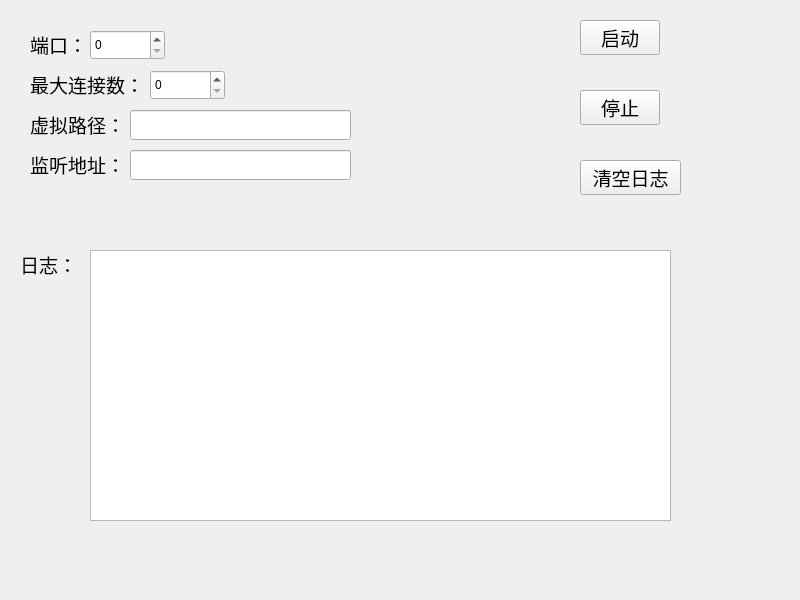
Qt form computer_network/lib1 socket/widget.ui (pauvrepetit/HUST) before a commit.
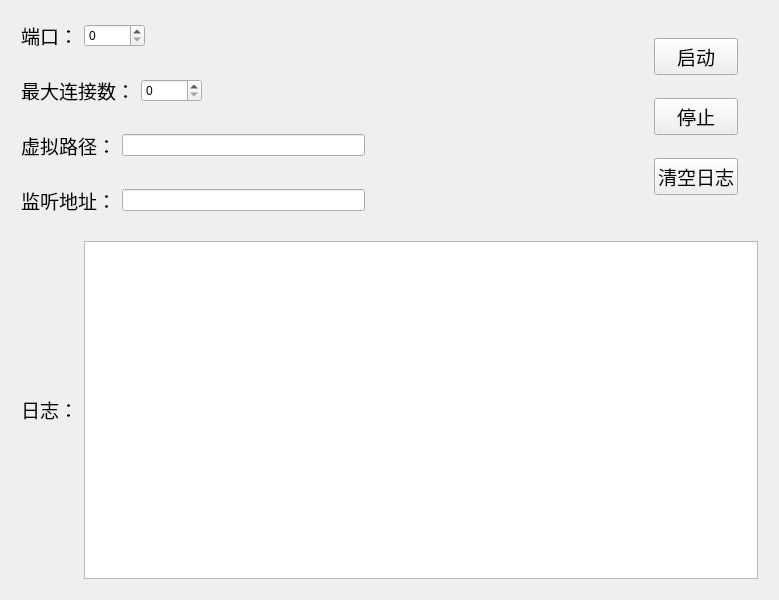
The same form after that commit.

Commit message: 修改UI

Diff of the .ui file:
```diff
--- a/computer_network/lib1 socket/widget.ui
+++ b/computer_network/lib1 socket/widget.ui
@@ -6,73 +6,196 @@
    <rect>
     <x>0</x>
     <y>0</y>
-    <width>800</width>
+    <width>779</width>
     <height>600</height>
    </rect>
   </property>
+  <property name="sizePolicy">
+   <sizepolicy hsizetype="Preferred" vsizetype="Preferred">
+    <horstretch>0</horstretch>
+    <verstretch>0</verstretch>
+   </sizepolicy>
+  </property>
   <property name="windowTitle">
    <string>Widget</string>
   </property>
-  <widget class="QLabel" name="portLabel">
-   <property name="geometry">
-    <rect>
-     <x>30</x>
-     <y>30</y>
-     <width>60</width>
-     <height>30</height>
-    </rect>
+  <layout class="QGridLayout" name="gridLayout">
+   <item row="4" column="0" colspan="2">
+    <layout class="QHBoxLayout" name="horizontalLayout_5">
+     <property name="sizeConstraint">
+      <enum>QLayout::SetDefaultConstraint</enum>
+     </property>
+     <property name="leftMargin">
+      <number>10</number>
+     </property>
+     <property name="topMargin">
+      <number>10</number>
+     </property>
+     <property name="rightMargin">
+      <number>10</number>
+     </property>
+     <property name="bottomMargin">
+      <number>10</number>
+     </property>
+     <item>
+      <widget class="QLabel" name="logLabel">
+       <property name="enabled">
+        <bool>true</bool>
    </property>
    <property name="text">
-    <string>&lt;html&gt;&lt;head/&gt;&lt;body&gt;&lt;p&gt;&lt;span style=&quot; font-size:14pt;&quot;&gt;端口：&lt;/span&gt;&lt;/p&gt;&lt;/body&gt;&lt;/html&gt;</string>
-   </property>
-  </widget>
-  <widget class="QSpinBox" name="portNum">
-   <property name="geometry">
-    <rect>
-     <x>90</x>
-     <y>30</y>
-     <width>75</width>
-     <height>30</height>
-    </rect>
-   </property>
-   <property name="maximum">
-    <number>65535</number>
-   </property>
-  </widget>
+        <string>&lt;html&gt;&lt;head/&gt;&lt;body&gt;&lt;p&gt;&lt;span style=&quot; font-size:14pt;&quot;&gt;日志：&lt;/span&gt;&lt;/p&gt;&lt;/body&gt;&lt;/html&gt;</string>
+       </property>
+      </widget>
+     </item>
+     <item>
+      <widget class="QTextBrowser" name="log">
+       <property name="enabled">
+        <bool>true</bool>
+       </property>
+       <property name="sizePolicy">
+        <sizepolicy hsizetype="Expanding" vsizetype="Expanding">
+         <horstretch>8</horstretch>
+         <verstretch>8</verstretch>
+        </sizepolicy>
+       </property>
+       <property name="focusPolicy">
+        <enum>Qt::ClickFocus</enum>
+       </property>
+      </widget>
+     </item>
+    </layout>
+   </item>
+   <item row="1" column="0">
+    <layout class="QHBoxLayout" name="horizontalLayout_2">
+     <property name="leftMargin">
+      <number>10</number>
+     </property>
+     <property name="topMargin">
+      <number>10</number>
+     </property>
+     <property name="rightMargin">
+      <number>10</number>
+     </property>
+     <property name="bottomMargin">
+      <number>10</number>
+     </property>
+     <item>
   <widget class="QLabel" name="maxConnNumLabel">
-   <property name="geometry">
-    <rect>
-     <x>30</x>
-     <y>70</y>
-     <width>120</width>
-     <height>30</height>
-    </rect>
+       <property name="sizePolicy">
+        <sizepolicy hsizetype="Fixed" vsizetype="Fixed">
+         <horstretch>0</horstretch>
+         <verstretch>0</verstretch>
+        </sizepolicy>
    </property>
    <property name="text">
     <string>&lt;html&gt;&lt;head/&gt;&lt;body&gt;&lt;p&gt;&lt;span style=&quot; font-size:14pt;&quot;&gt;最大连接数：&lt;/span&gt;&lt;/p&gt;&lt;/body&gt;&lt;/html&gt;</string>
    </property>
   </widget>
+     </item>
+     <item>
   <widget class="QSpinBox" name="maxConnNum">
-   <property name="geometry">
-    <rect>
-     <x>150</x>
-     <y>70</y>
-     <width>75</width>
-     <height>30</height>
-    </rect>
+       <property name="sizePolicy">
+        <sizepolicy hsizetype="Fixed" vsizetype="Fixed">
+         <horstretch>0</horstretch>
+         <verstretch>0</verstretch>
+        </sizepolicy>
    </property>
    <property name="maximum">
     <number>65535</number>
    </property>
   </widget>
+     </item>
+     <item>
+      <spacer name="horizontalSpacer_2">
+       <property name="orientation">
+        <enum>Qt::Horizontal</enum>
+       </property>
+       <property name="sizeHint" stdset="0">
+        <size>
+         <width>40</width>
+         <height>20</height>
+        </size>
+       </property>
+      </spacer>
+     </item>
+    </layout>
+   </item>
+   <item row="0" column="0">
+    <layout class="QHBoxLayout" name="horizontalLayout">
+     <property name="leftMargin">
+      <number>10</number>
+     </property>
+     <property name="topMargin">
+      <number>10</number>
+     </property>
+     <property name="rightMargin">
+      <number>10</number>
+     </property>
+     <property name="bottomMargin">
+      <number>10</number>
+     </property>
+     <item>
+      <widget class="QLabel" name="portLabel">
+       <property name="sizePolicy">
+        <sizepolicy hsizetype="Fixed" vsizetype="Fixed">
+         <horstretch>0</horstretch>
+         <verstretch>0</verstretch>
+        </sizepolicy>
+       </property>
+       <property name="text">
+        <string>&lt;html&gt;&lt;head/&gt;&lt;body&gt;&lt;p&gt;&lt;span style=&quot; font-size:14pt;&quot;&gt;端口：&lt;/span&gt;&lt;/p&gt;&lt;/body&gt;&lt;/html&gt;</string>
+       </property>
+      </widget>
+     </item>
+     <item>
+      <widget class="QSpinBox" name="portNum">
+       <property name="sizePolicy">
+        <sizepolicy hsizetype="Fixed" vsizetype="Fixed">
+         <horstretch>0</horstretch>
+         <verstretch>0</verstretch>
+        </sizepolicy>
+       </property>
+       <property name="maximum">
+        <number>65535</number>
+       </property>
+      </widget>
+     </item>
+     <item>
+      <spacer name="horizontalSpacer">
+       <property name="orientation">
+        <enum>Qt::Horizontal</enum>
+       </property>
+       <property name="sizeHint" stdset="0">
+        <size>
+         <width>40</width>
+         <height>20</height>
+        </size>
+       </property>
+      </spacer>
+     </item>
+    </layout>
+   </item>
+   <item row="0" column="1" rowspan="4">
+    <layout class="QVBoxLayout" name="verticalLayout">
+     <property name="leftMargin">
+      <number>30</number>
+     </property>
+     <property name="topMargin">
+      <number>10</number>
+     </property>
+     <property name="rightMargin">
+      <number>30</number>
+     </property>
+     <property name="bottomMargin">
+      <number>10</number>
+     </property>
+     <item>
   <widget class="QPushButton" name="startButton">
-   <property name="geometry">
-    <rect>
-     <x>580</x>
-     <y>20</y>
-     <width>80</width>
-     <height>35</height>
-    </rect>
+       <property name="sizePolicy">
+        <sizepolicy hsizetype="Preferred" vsizetype="Fixed">
+         <horstretch>0</horstretch>
+         <verstretch>0</verstretch>
+        </sizepolicy>
    </property>
    <property name="font">
     <font>
@@ -83,14 +206,14 @@
     <string>启动</string>
    </property>
   </widget>
+     </item>
+     <item>
   <widget class="QPushButton" name="stopButton">
-   <property name="geometry">
-    <rect>
-     <x>580</x>
-     <y>90</y>
-     <width>80</width>
-     <height>35</height>
-    </rect>
+       <property name="sizePolicy">
+        <sizepolicy hsizetype="Preferred" vsizetype="Fixed">
+         <horstretch>0</horstretch>
+         <verstretch>0</verstretch>
+        </sizepolicy>
    </property>
    <property name="font">
     <font>
@@ -101,99 +224,128 @@
     <string>停止</string>
    </property>
   </widget>
+     </item>
+     <item>
+      <widget class="QPushButton" name="clearLogButton">
+       <property name="sizePolicy">
+        <sizepolicy hsizetype="Preferred" vsizetype="Fixed">
+         <horstretch>0</horstretch>
+         <verstretch>0</verstretch>
+        </sizepolicy>
+       </property>
+       <property name="font">
+        <font>
+         <pointsize>14</pointsize>
+        </font>
+       </property>
+       <property name="focusPolicy">
+        <enum>Qt::ClickFocus</enum>
+       </property>
+       <property name="text">
+        <string>清空日志</string>
+       </property>
+      </widget>
+     </item>
+    </layout>
+   </item>
+   <item row="2" column="0">
+    <layout class="QHBoxLayout" name="horizontalLayout_3">
+     <property name="leftMargin">
+      <number>10</number>
+     </property>
+     <property name="topMargin">
+      <number>10</number>
+     </property>
+     <property name="rightMargin">
+      <number>10</number>
+     </property>
+     <property name="bottomMargin">
+      <number>10</number>
+     </property>
+     <item>
   <widget class="QLabel" name="virtualPathLabel">
-   <property name="geometry">
-    <rect>
-     <x>30</x>
-     <y>110</y>
-     <width>100</width>
-     <height>30</height>
-    </rect>
+       <property name="sizePolicy">
+        <sizepolicy hsizetype="Fixed" vsizetype="Fixed">
+         <horstretch>0</horstretch>
+         <verstretch>0</verstretch>
+        </sizepolicy>
    </property>
    <property name="text">
     <string>&lt;html&gt;&lt;head/&gt;&lt;body&gt;&lt;p&gt;&lt;span style=&quot; font-size:14pt;&quot;&gt;虚拟路径：&lt;/span&gt;&lt;/p&gt;&lt;/body&gt;&lt;/html&gt;</string>
    </property>
   </widget>
+     </item>
+     <item>
   <widget class="QLineEdit" name="virtualPath">
-   <property name="geometry">
-    <rect>
-     <x>130</x>
-     <y>110</y>
-     <width>221</width>
-     <height>30</height>
-    </rect>
-   </property>
-  </widget>
-  <widget class="QTextBrowser" name="log">
-   <property name="enabled">
-    <bool>true</bool>
-   </property>
-   <property name="geometry">
-    <rect>
-     <x>90</x>
-     <y>250</y>
-     <width>581</width>
-     <height>271</height>
-    </rect>
-   </property>
-  </widget>
-  <widget class="QLabel" name="logLabel">
-   <property name="enabled">
-    <bool>true</bool>
-   </property>
-   <property name="geometry">
-    <rect>
-     <x>20</x>
-     <y>250</y>
-     <width>60</width>
-     <height>30</height>
-    </rect>
-   </property>
-   <property name="text">
-    <string>&lt;html&gt;&lt;head/&gt;&lt;body&gt;&lt;p&gt;&lt;span style=&quot; font-size:14pt;&quot;&gt;日志：&lt;/span&gt;&lt;/p&gt;&lt;/body&gt;&lt;/html&gt;</string>
-   </property>
-  </widget>
+       <property name="sizePolicy">
+        <sizepolicy hsizetype="Expanding" vsizetype="Fixed">
+         <horstretch>0</horstretch>
+         <verstretch>0</verstretch>
+        </sizepolicy>
+       </property>
+      </widget>
+     </item>
+     <item>
+      <spacer name="horizontalSpacer_3">
+       <property name="orientation">
+        <enum>Qt::Horizontal</enum>
+       </property>
+       <property name="sizeHint" stdset="0">
+        <size>
+         <width>40</width>
+         <height>20</height>
+        </size>
+       </property>
+      </spacer>
+     </item>
+    </layout>
+   </item>
+   <item row="3" column="0">
+    <layout class="QHBoxLayout" name="horizontalLayout_4">
+     <property name="leftMargin">
+      <number>10</number>
+     </property>
+     <property name="topMargin">
+      <number>10</number>
+     </property>
+     <property name="rightMargin">
+      <number>10</number>
+     </property>
+     <property name="bottomMargin">
+      <number>10</number>
+     </property>
+     <item>
   <widget class="QLabel" name="listenAddrLabel">
-   <property name="geometry">
-    <rect>
-     <x>30</x>
-     <y>150</y>
-     <width>100</width>
-     <height>30</height>
-    </rect>
+       <property name="sizePolicy">
+        <sizepolicy hsizetype="Fixed" vsizetype="Fixed">
+         <horstretch>0</horstretch>
+         <verstretch>0</verstretch>
+        </sizepolicy>
    </property>
    <property name="text">
     <string>&lt;html&gt;&lt;head/&gt;&lt;body&gt;&lt;p&gt;&lt;span style=&quot; font-size:14pt;&quot;&gt;监听地址：&lt;/span&gt;&lt;/p&gt;&lt;/body&gt;&lt;/html&gt;</string>
    </property>
   </widget>
-  <widget class="QLineEdit" name="listenAddr">
-   <property name="geometry">
-    <rect>
-     <x>130</x>
-     <y>150</y>
-     <width>221</width>
-     <height>30</height>
-    </rect>
-   </property>
-  </widget>
-  <widget class="QPushButton" name="clearLogButton">
-   <property name="geometry">
-    <rect>
-     <x>580</x>
-     <y>160</y>
-     <width>101</width>
-     <height>35</height>
-    </rect>
-   </property>
-   <property name="font">
-    <font>
-     <pointsize>14</pointsize>
-    </font>
-   </property>
-   <property name="text">
-    <string>清空日志</string>
-   </property>
-  </widget>
+     </item>
+     <item>
+      <widget class="QLineEdit" name="listenAddr"/>
+     </item>
+     <item>
+      <spacer name="horizontalSpacer_4">
+       <property name="orientation">
+        <enum>Qt::Horizontal</enum>
+       </property>
+       <property name="sizeHint" stdset="0">
+        <size>
+         <width>40</width>
+         <height>20</height>
+        </size>
+       </property>
+      </spacer>
+     </item>
+    </layout>
+   </item>
+  </layout>
  </widget>
  <resources/>
  <connections/>
```
Left out of the diff: 6 changed lines with no effect on the pictures. Lines whose indentation alone changed are shown as unchanged. The commit also changes 1 other file.
